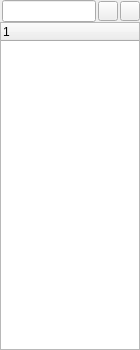
Qt form src/GuiUserList.ui (hwgao/beebeep) before a commit.
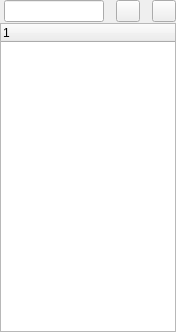
The same form after that commit. Icons and pictures are not drawn.

Commit message: - fixed emoticon size with font height

Diff of the .ui file:
```diff
--- a/src/GuiUserList.ui
+++ b/src/GuiUserList.ui
@@ -6,22 +6,43 @@
    <rect>
     <x>0</x>
     <y>0</y>
-    <width>140</width>
-    <height>350</height>
+    <width>176</width>
+    <height>332</height>
    </rect>
   </property>
   <property name="minimumSize">
    <size>
-    <width>140</width>
+    <width>120</width>
     <height>0</height>
    </size>
   </property>
-  <property name="windowTitle">
-   <string>Form</string>
+  <layout class="QGridLayout" name="gridLayout_2">
+   <property name="leftMargin">
+    <number>0</number>
+   </property>
+   <property name="topMargin">
+    <number>0</number>
+   </property>
+   <property name="rightMargin">
+    <number>0</number>
+   </property>
+   <property name="bottomMargin">
+    <number>0</number>
+   </property>
+   <property name="verticalSpacing">
+    <number>1</number>
+   </property>
+   <item row="0" column="0">
+    <widget class="QFrame" name="frame">
+     <property name="frameShape">
+      <enum>QFrame::NoFrame</enum>
+     </property>
+     <property name="frameShadow">
+      <enum>QFrame::Plain</enum>
   </property>
   <layout class="QGridLayout" name="gridLayout">
    <property name="leftMargin">
-    <number>0</number>
+       <number>4</number>
    </property>
    <property name="topMargin">
     <number>0</number>
@@ -33,18 +54,31 @@
     <number>0</number>
    </property>
    <property name="horizontalSpacing">
-    <number>2</number>
+       <number>12</number>
    </property>
    <property name="verticalSpacing">
-    <number>0</number>
-   </property>
+       <number>-1</number>
+      </property>
+      <item row="0" column="0">
+       <widget class="QLineEdit" name="mp_leFilter">
+        <property name="sizePolicy">
+         <sizepolicy hsizetype="Expanding" vsizetype="Minimum">
+          <horstretch>0</horstretch>
+          <verstretch>0</verstretch>
+         </sizepolicy>
+        </property>
+        <property name="minimumSize">
+         <size>
+          <width>50</width>
+          <height>20</height>
+         </size>
+        </property>
+       </widget>
+      </item>
    <item row="0" column="1">
-    <widget class="QLineEdit" name="mp_leFilter"/>
-   </item>
-   <item row="0" column="2">
     <widget class="QPushButton" name="mp_pbClearFilter">
      <property name="sizePolicy">
-      <sizepolicy hsizetype="Fixed" vsizetype="Fixed">
+         <sizepolicy hsizetype="Minimum" vsizetype="Minimum">
        <horstretch>0</horstretch>
        <verstretch>0</verstretch>
       </sizepolicy>
@@ -57,20 +91,26 @@
      </property>
      <property name="maximumSize">
       <size>
-       <width>20</width>
-       <height>20</height>
+          <width>32</width>
+          <height>32</height>
       </size>
      </property>
      <property name="icon">
       <iconset resource="beebeep.qrc">
        <normaloff>:/images/clear.png</normaloff>:/images/clear.png</iconset>
      </property>
-    </widget>
-   </item>
-   <item row="0" column="3">
+        <property name="iconSize">
+         <size>
+          <width>16</width>
+          <height>16</height>
+         </size>
+        </property>
+       </widget>
+      </item>
+      <item row="0" column="2">
     <widget class="QPushButton" name="mp_pbSettings">
      <property name="sizePolicy">
-      <sizepolicy hsizetype="Fixed" vsizetype="Fixed">
+         <sizepolicy hsizetype="Minimum" vsizetype="Minimum">
        <horstretch>0</horstretch>
        <verstretch>0</verstretch>
       </sizepolicy>
@@ -83,17 +123,26 @@
      </property>
      <property name="maximumSize">
       <size>
-       <width>20</width>
-       <height>20</height>
+          <width>32</width>
+          <height>32</height>
       </size>
      </property>
      <property name="icon">
       <iconset resource="beebeep.qrc">
        <normaloff>:/images/settings.png</normaloff>:/images/settings.png</iconset>
      </property>
-    </widget>
-   </item>
-   <item row="1" column="0" colspan="4">
+        <property name="iconSize">
+         <size>
+          <width>16</width>
+          <height>16</height>
+         </size>
+        </property>
+       </widget>
+      </item>
+     </layout>
+    </widget>
+   </item>
+   <item row="1" column="0">
     <widget class="QTreeWidget" name="mp_twUsers">
      <column>
       <property name="text">
```
Lines whose indentation alone changed are shown as unchanged. The commit also changes 6 other files.
